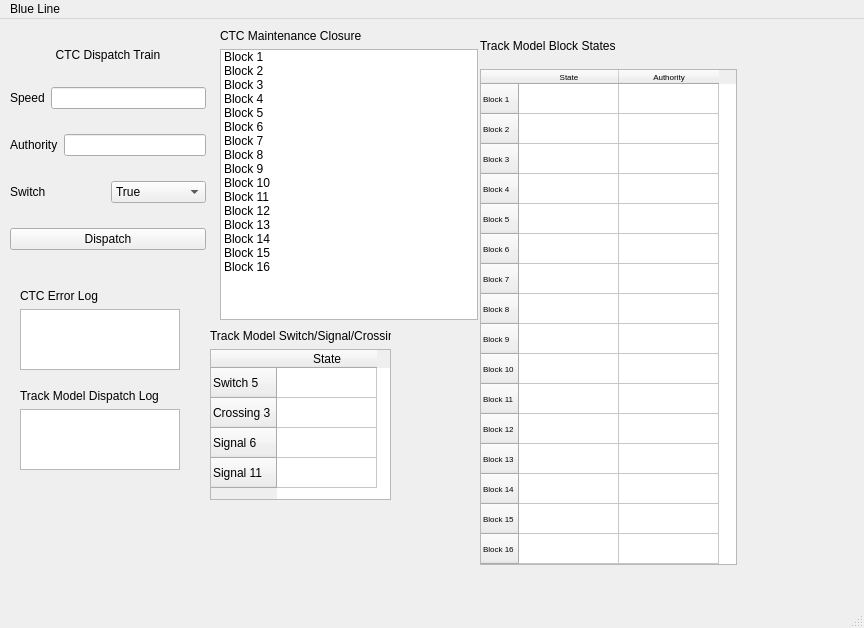
First picture: the form in TestBench.ui, repository ColeMinersUnion/Trains, before the edit.
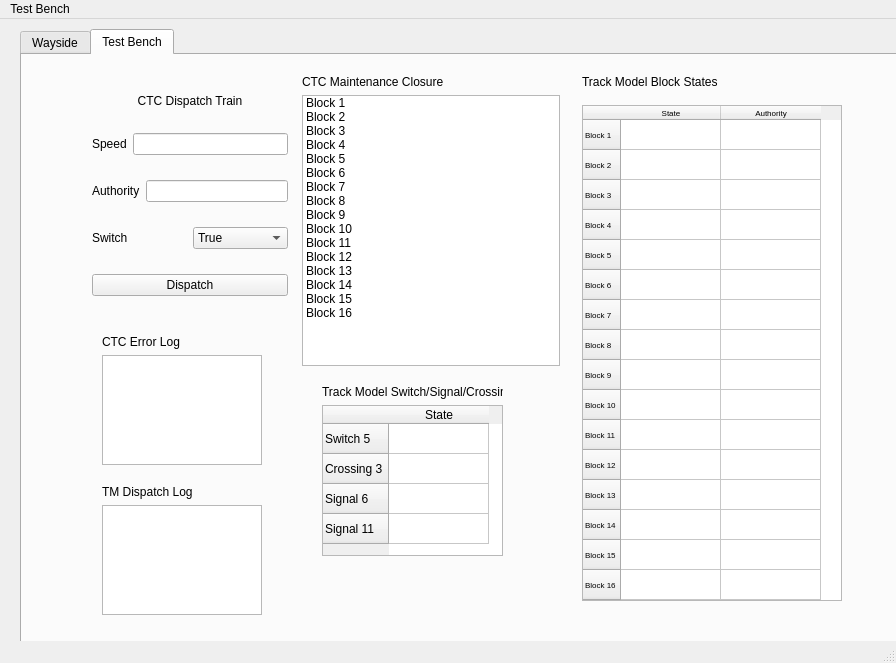
Second picture: the form after the edit. The open tabs and pages were chosen to show the change.

```diff
--- a/TestBench.ui
+++ b/TestBench.ui
@@ -6,8 +6,8 @@
    <rect>
     <x>0</x>
     <y>0</y>
-    <width>864</width>
-    <height>628</height>
+    <width>896</width>
+    <height>663</height>
    </rect>
   </property>
   <property name="sizePolicy">
@@ -20,102 +20,76 @@
    <string>MainWindow</string>
   </property>
   <widget class="QWidget" name="centralwidget">
-   <widget class="QWidget" name="verticalLayoutWidget">
+   <widget class="QTabWidget" name="tabWidget">
     <property name="geometry">
      <rect>
-      <x>10</x>
+      <x>20</x>
       <y>10</y>
-      <width>196</width>
-      <height>241</height>
+      <width>911</width>
+      <height>631</height>
      </rect>
     </property>
-    <layout class="QVBoxLayout" name="ctc_dispatch">
-     <item>
-      <widget class="QLabel" name="label">
-       <property name="enabled">
-        <bool>true</bool>
-       </property>
-       <property name="sizePolicy">
-        <sizepolicy hsizetype="Preferred" vsizetype="Fixed">
-         <horstretch>0</horstretch>
-         <verstretch>0</verstretch>
-        </sizepolicy>
-       </property>
-       <property name="text">
-        <string>CTC Dispatch Train</string>
-       </property>
-       <property name="alignment">
-        <set>Qt::AlignCenter</set>
-       </property>
-      </widget>
-     </item>
-     <item>
-      <layout class="QHBoxLayout" name="speed">
-       <item>
-        <widget class="QLabel" name="label_2">
-         <property name="text">
-          <string>Speed</string>
-         </property>
-        </widget>
-       </item>
+    <property name="currentIndex">
+     <number>0</number>
+    </property>
+    <widget class="QWidget" name="tab_2">
+     <attribute name="title">
+      <string>Wayside</string>
+     </attribute>
+    </widget>
+    <widget class="QWidget" name="tab">
+     <attribute name="title">
+      <string>Test Bench</string>
+     </attribute>
+     <widget class="QWidget" name="verticalLayoutWidget_4">
+      <property name="geometry">
+       <rect>
+        <x>80</x>
+        <y>280</y>
+        <width>160</width>
+        <height>130</height>
+       </rect>
+      </property>
+      <layout class="QVBoxLayout" name="ctc_log">
        <item>
-        <widget class="QLineEdit" name="lineEdit"/>
-       </item>
-      </layout>
-     </item>
-     <item>
-      <layout class="QHBoxLayout" name="auth">
-       <item>
-        <widget class="QLabel" name="label_3">
+        <widget class="QLabel" name="label_7">
          <property name="text">
-          <string>Authority</string>
+          <string>CTC Error Log</string>
          </property>
         </widget>
        </item>
        <item>
-        <widget class="QLineEdit" name="lineEdit_2"/>
+        <widget class="QTextBrowser" name="textBrowser"/>
        </item>
       </layout>
-     </item>
-     <item>
-      <layout class="QHBoxLayout" name="switch_bool">
-       <item>
-        <widget class="QLabel" name="label_4">
-         <property name="text">
-          <string>Switch</string>
-         </property>
-        </widget>
-       </item>
-       <item>
-        <widget class="QComboBox" name="comboBox">
-         <item>
-          <property name="text">
-           <string>True</string>
-          </property>
-         </item>
+     </widget>
+     <widget class="QWidget" name="verticalLayoutWidget_5">
+      <property name="geometry">
+       <rect>
+        <x>-310</x>
+        <y>370</y>
+        <width>160</width>
+        <height>81</height>
+       </rect>
+      </property>
+      <layout class="QVBoxLayout" name="tm_log">
          <item>
+        <widget class="QLabel" name="label_8">
           <property name="text">
-           <string>False</string>
-          </property>
-         </item>
+          <string>Track Model Dispatch Log</string>
+         </property>
         </widget>
        </item>
-      </layout>
-     </item>
      <item>
-      <widget class="QPushButton" name="pushButton">
-       <property name="text">
-        <string>Dispatch</string>
-       </property>
-      </widget>
+        <widget class="QTextBrowser" name="textBrowser_2"/>
      </item>
     </layout>
    </widget>
    <widget class="QWidget" name="verticalLayoutWidget_2">
     <property name="geometry">
      <rect>
-      <x>220</x>
-      <y>10</y>
+        <x>280</x>
+        <y>20</y>
       <width>258</width>
       <height>291</height>
      </rect>
@@ -265,12 +239,60 @@
      </item>
     </layout>
    </widget>
+     <widget class="QWidget" name="verticalLayoutWidget_6">
+      <property name="geometry">
+       <rect>
+        <x>300</x>
+        <y>330</y>
+        <width>181</width>
+        <height>171</height>
+       </rect>
+      </property>
+      <layout class="QVBoxLayout" name="track_state">
+       <item>
+        <widget class="QLabel" name="label_9">
+         <property name="text">
+          <string>Track Model Switch/Signal/Crossings</string>
+         </property>
+        </widget>
+       </item>
+       <item>
+        <widget class="QTableWidget" name="tableWidget_2">
+         <row>
+          <property name="text">
+           <string>Switch 5</string>
+          </property>
+         </row>
+         <row>
+          <property name="text">
+           <string>Crossing 3</string>
+          </property>
+         </row>
+         <row>
+          <property name="text">
+           <string>Signal 6</string>
+          </property>
+         </row>
+         <row>
+          <property name="text">
+           <string>Signal 11</string>
+          </property>
+         </row>
+         <column>
+          <property name="text">
+           <string>State</string>
+          </property>
+         </column>
+        </widget>
+       </item>
+      </layout>
+     </widget>
    <widget class="QWidget" name="verticalLayoutWidget_3">
     <property name="geometry">
      <rect>
-      <x>480</x>
+        <x>560</x>
       <y>10</y>
-      <width>257</width>
+        <width>260</width>
       <height>536</height>
      </rect>
     </property>
@@ -495,97 +517,120 @@
      </item>
     </layout>
    </widget>
-   <widget class="QWidget" name="verticalLayoutWidget_4">
+     <widget class="QWidget" name="verticalLayoutWidget">
     <property name="geometry">
      <rect>
-      <x>20</x>
-      <y>270</y>
-      <width>160</width>
-      <height>81</height>
-     </rect>
-    </property>
-    <layout class="QVBoxLayout" name="ctc_log">
+        <x>70</x>
+        <y>20</y>
+        <width>196</width>
+        <height>241</height>
+       </rect>
+      </property>
+      <layout class="QVBoxLayout" name="ctc_dispatch">
      <item>
-      <widget class="QLabel" name="label_7">
+        <widget class="QLabel" name="label">
+         <property name="enabled">
+          <bool>true</bool>
+         </property>
+         <property name="sizePolicy">
+          <sizepolicy hsizetype="Preferred" vsizetype="Fixed">
+           <horstretch>0</horstretch>
+           <verstretch>0</verstretch>
+          </sizepolicy>
+         </property>
        <property name="text">
-        <string>CTC Error Log</string>
-       </property>
+          <string>CTC Dispatch Train</string>
+         </property>
+         <property name="alignment">
+          <set>Qt::AlignCenter</set>
+         </property>
       </widget>
      </item>
      <item>
-      <widget class="QTextBrowser" name="textBrowser"/>
-     </item>
-    </layout>
-   </widget>
-   <widget class="QWidget" name="verticalLayoutWidget_5">
-    <property name="geometry">
-     <rect>
-      <x>20</x>
-      <y>370</y>
-      <width>160</width>
-      <height>81</height>
-     </rect>
-    </property>
-    <layout class="QVBoxLayout" name="tm_log">
+        <layout class="QHBoxLayout" name="speed">
+         <item>
+          <widget class="QLabel" name="label_2">
+           <property name="text">
+            <string>Speed</string>
+           </property>
+          </widget>
+         </item>
+         <item>
+          <widget class="QLineEdit" name="lineEdit"/>
+         </item>
+        </layout>
+       </item>
      <item>
-      <widget class="QLabel" name="label_8">
+        <layout class="QHBoxLayout" name="auth">
+         <item>
+          <widget class="QLabel" name="label_3">
        <property name="text">
-        <string>Track Model Dispatch Log</string>
+            <string>Authority</string>
        </property>
       </widget>
      </item>
      <item>
-      <widget class="QTextBrowser" name="textBrowser_2"/>
-     </item>
-    </layout>
-   </widget>
-   <widget class="QWidget" name="verticalLayoutWidget_6">
-    <property name="geometry">
-     <rect>
-      <x>210</x>
-      <y>310</y>
-      <width>181</width>
-      <height>171</height>
-     </rect>
-    </property>
-    <layout class="QVBoxLayout" name="track_state">
+          <widget class="QLineEdit" name="lineEdit_2"/>
+         </item>
+        </layout>
+       </item>
      <item>
-      <widget class="QLabel" name="label_9">
+        <layout class="QHBoxLayout" name="switch_bool">
+         <item>
+          <widget class="QLabel" name="label_4">
        <property name="text">
-        <string>Track Model Switch/Signal/Crossings</string>
+            <string>Switch</string>
        </property>
       </widget>
      </item>
      <item>
-      <widget class="QTableWidget" name="tableWidget_2">
-       <row>
+          <widget class="QComboBox" name="comboBox">
+           <item>
         <property name="text">
-         <string>Switch 5</string>
-        </property>
-       </row>
-       <row>
+             <string>True</string>
+            </property>
+           </item>
+           <item>
         <property name="text">
-         <string>Crossing 3</string>
-        </property>
-       </row>
-       <row>
+             <string>False</string>
+            </property>
+           </item>
+          </widget>
+         </item>
+        </layout>
+       </item>
+       <item>
+        <widget class="QPushButton" name="pushButton">
         <property name="text">
-         <string>Signal 6</string>
-        </property>
-       </row>
-       <row>
-        <property name="text">
-         <string>Signal 11</string>
-        </property>
-       </row>
-       <column>
+          <string>Dispatch</string>
+         </property>
+        </widget>
+       </item>
+      </layout>
+     </widget>
+     <widget class="QWidget" name="verticalLayoutWidget_13">
+      <property name="geometry">
+       <rect>
+        <x>80</x>
+        <y>430</y>
+        <width>160</width>
+        <height>130</height>
+       </rect>
+      </property>
+      <layout class="QVBoxLayout" name="ctc_log_3">
+       <item>
+        <widget class="QLabel" name="label_19">
         <property name="text">
-         <string>State</string>
-        </property>
-       </column>
-      </widget>
-     </item>
-    </layout>
+          <string>TM Dispatch Log</string>
+         </property>
+        </widget>
+       </item>
+       <item>
+        <widget class="QTextBrowser" name="textBrowser_5"/>
+       </item>
+      </layout>
+     </widget>
+    </widget>
    </widget>
   </widget>
   <widget class="QMenuBar" name="menubar">
@@ -593,13 +638,13 @@
     <rect>
      <x>0</x>
      <y>0</y>
-     <width>864</width>
+     <width>896</width>
      <height>22</height>
     </rect>
    </property>
    <widget class="QMenu" name="menuBlue_Line">
     <property name="title">
-     <string>Blue Line</string>
+     <string>Test Bench</string>
     </property>
    </widget>
    <addaction name="menuBlue_Line"/>
```
Lines whose indentation alone changed are shown as unchanged.
